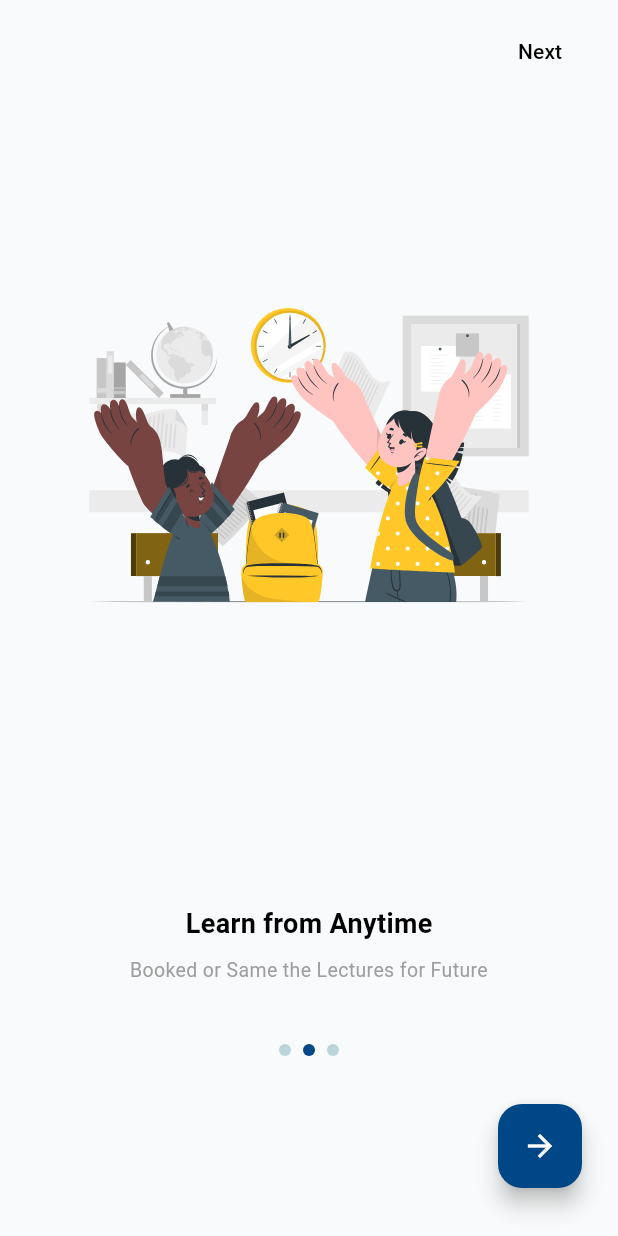
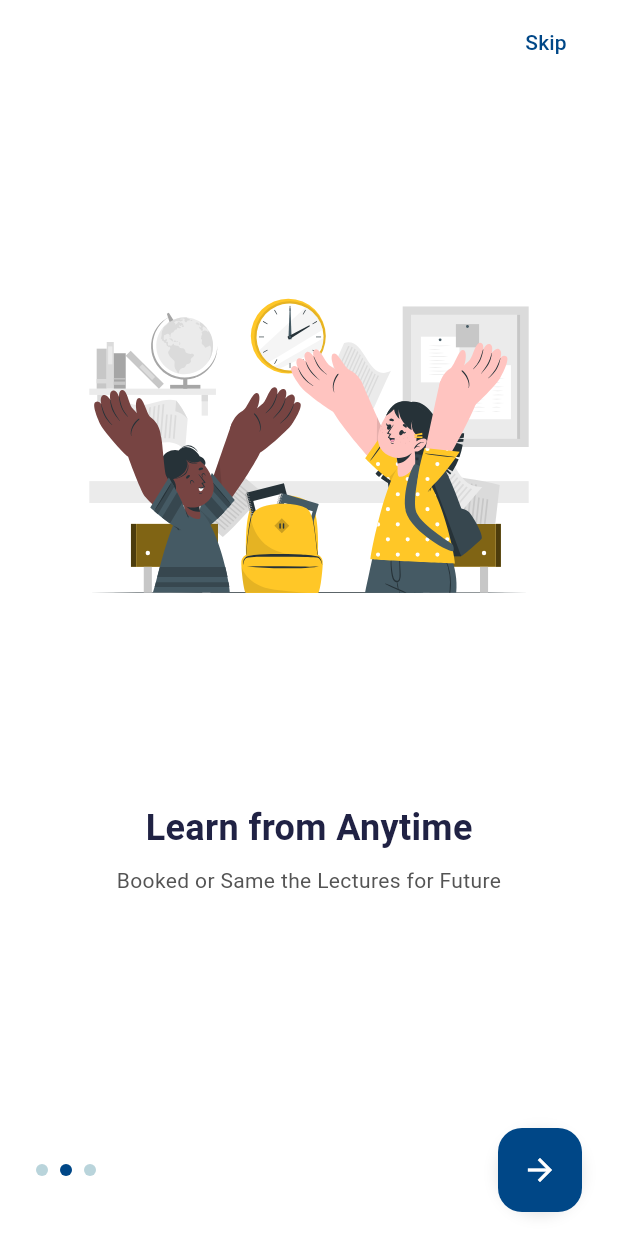
Before and after one commit to shahdTa3dev/E-learning, a Flutter app: the screen it shows after launch, swiped to page 2, on a phone screen of 412 x 824 dp. Run offline on Flutter 3.47's test engine with Material 3 defaults, Android fonts, the light colour scheme and no system bars; drawn by our look-alikes of smooth_page_indicator; our stand-ins replace flutter_svg.

Commit message:
Refactor onboarding components: consolidate intro item data, fix import paths, and remove deprecated files

```diff
--- /dev/null
+++ b/e_learning_app/lib/features/onboarding/smooth_page_indicator.dart
@@ -0,0 +1,204 @@
+// Clean onboarding screen matching the provided design
+
+import 'package:e_learning_app/features/auth/login_page.dart';
+import 'package:e_learning_app/core/constants/app_text_styles.dart';
+import 'package:e_learning_app/core/constants/spacing.dart';
+import 'package:e_learning_app/core/theme/app_colors.dart';
+import 'package:e_learning_app/features/onboarding/intro_item_data.dart';
+import 'package:flutter/material.dart';
+import 'package:flutter_svg/flutter_svg.dart';
+import 'package:smooth_page_indicator/smooth_page_indicator.dart';
+
+class IntroductionScreen extends StatefulWidget {
+  const IntroductionScreen({super.key});
+
+  @override
+  State<IntroductionScreen> createState() => _IntroductionScreenState();
+}
+
+class _IntroductionScreenState extends State<IntroductionScreen> {
+  final PageController _pageController = PageController();
+  int _currentIndex = 0;
+
+  final List<IntroItemData> _pages = const [
+    IntroItemData(
+      title: "Online Learning",
+      description: "We Provide Classes Online Classes and Pre Recorded Lectures.!",
+      imagePath: "assets/images/onlinelearning.svg",
+    ),
+    IntroItemData(
+      title: "Learn from Anytime",
+      description: "Booked or Same the Lectures for Future",
+      imagePath: "assets/images/anytime.svg",
+    ),
+    IntroItemData(
+      title: "Get Online Certificate",
+      description: "Analyse your scores and Track your results",
+      imagePath: "assets/images/certificate.svg",
+    ),
+  ];
+
+  void _onNext() {
+    if (_currentIndex < _pages.length - 1) {
+      _pageController.nextPage(
+        duration: const Duration(milliseconds: 500),
+        curve: Curves.easeInOut,
+      );
+    } else {
+      _onFinish();
+    }
+  }
+
+  void _onFinish() {
+    Navigator.pushReplacement(
+      context,
+      MaterialPageRoute(builder: (context) => const LoginPage()),
+    );
+  }
+
+  @override
+  void dispose() {
+    _pageController.dispose();
+    super.dispose();
+  }
+
+  @override
+  Widget build(BuildContext context) {
+    return Scaffold(
+      backgroundColor: AppColors.white,
+      appBar: _currentIndex != _pages.length - 1
+          ? AppBar(
+              elevation: 0,
+              backgroundColor: Colors.transparent,
+              actions: [
+                Padding(
+                  padding: const EdgeInsets.symmetric(horizontal: Spacing.medium),
+                  child: TextButton(
+                    onPressed: _onFinish,
+                    child: const Text(
+                      "Skip",
+                      style: TextStyle(
+                        color: AppColors.navyBlue,
+                        fontWeight: FontWeight.w500,
+                      ),
+                    ),
+                  ),
+                ),
+              ],
+            )
+          : null,
+      body: Column(
+        children: [
+          Expanded(
+            child: PageView.builder(
+              controller: _pageController,
+              physics: const NeverScrollableScrollPhysics(),
+              itemCount: _pages.length,
+              onPageChanged: (index) => setState(() => _currentIndex = index),
+              itemBuilder: (context, index) => _BuildPage(_pages[index]),
+            ),
+          ),
+        ],
+      ),
+      bottomNavigationBar: Padding(
+        padding: const EdgeInsets.symmetric(horizontal: Spacing.large, vertical: Spacing.medium),
+        child: Row(
+          children: [
+            SmoothPageIndicator(
+              controller: _pageController,
+              count: _pages.length,
+              effect: const WormEffect(
+                dotHeight: 8,
+                dotWidth: 8,
+                type: WormType.thin,
+                spacing: 8,
+                dotColor: AppColors.lightBlueGray,
+                activeDotColor: AppColors.navyBlue,
+              ),
+            ),
+            const Spacer(),
+            _currentIndex == _pages.length - 1
+                ? ElevatedButton(
+                    onPressed: _onFinish,
+                    style: ElevatedButton.styleFrom(
+                      backgroundColor: AppColors.navyBlue,
+                      minimumSize: const Size(150, 48),
+                      shape: RoundedRectangleBorder(
+                        borderRadius: BorderRadius.circular(32),
+                      ),
+                    ),
+                    child: Row(
+                      mainAxisSize: MainAxisSize.min,
+                      children: [
+                        const Text("Get Started", style: TextStyle(color: Colors.white)),
+                        const SizedBox(width: Spacing.small),
+                        Container(
+                          decoration: BoxDecoration(
+                            color: Colors.white,
+                            borderRadius: BorderRadius.circular(30),
+                          ),
+                          padding: const EdgeInsets.all(6),
+                          child: const Icon(Icons.arrow_forward, size: 18, color: AppColors.navyBlue),
+                        )
+                      ],
+                    ),
+                  )
+                : Container(
+                    decoration: const BoxDecoration(
+                      shape: BoxShape.circle,
+                      boxShadow: [
+                        BoxShadow(
+                          color: Colors.black12,
+                          blurRadius: 8,
+                          offset: Offset(0, 2),
+                        ),
+                      ],
+                    ),
+                    child: FloatingActionButton(
+                      onPressed: _onNext,
+                      backgroundColor: AppColors.navyBlue,
+                      elevation: 0,
+                      child: const Icon(Icons.arrow_forward, color: Colors.white),
+                    ),
+                  ),
+          ],
+        ),
+      ),
+    );
+  }
+}
+
+class _BuildPage extends StatelessWidget {
+  final IntroItemData data;
+  const _BuildPage(this.data);
+
+  @override
+  Widget build(BuildContext context) {
+    return Padding(
+      padding: const EdgeInsets.symmetric(horizontal: Spacing.large),
+      child: Column(
+        mainAxisAlignment: MainAxisAlignment.center,
+        children: [
+          const Spacer(),
+          SvgPicture.asset(
+            data.imagePath,
+            height: 200,
+            placeholderBuilder: (context) => const CircularProgressIndicator(),
+          ),
+          const Spacer(),
+          Text(
+            data.title,
+            style: AppTextStyles.title.copyWith(color: AppColors.onSurface),
+          ),
+          const SizedBox(height: Spacing.small),
+          Text(
+            data.description,
+            textAlign: TextAlign.center,
+            style: AppTextStyles.body.copyWith(color: AppColors.onSurfaceVariant),
+          ),
+          const Spacer(),
+        ],
+      ),
+    );
+  }
+}
--- a/e_learning_app/lib/features/onbording/smooth_page_indicator.dart
+++ /dev/null
@@ -1,191 +0,0 @@
-import 'package:e_learning_app/features/auth/login_page.dart';
-import 'intro_item_data.dart';
-import "../../core/theme/app_colors.dart";
-import 'package:flutter/material.dart';
-import 'package:flutter_svg/flutter_svg.dart';
-import 'package:smooth_page_indicator/smooth_page_indicator.dart';
-
-class IntroductionScreen extends StatefulWidget {
-  const IntroductionScreen({super.key});
-
-  @override
-  State<IntroductionScreen> createState() => _IntroductionScreenState();
-}
-
-class _IntroductionScreenState extends State<IntroductionScreen> {
-  final PageController _pageController = PageController();
-  int _currentIndex = 0;
-
-  final List<IntroItemData> _pages = const [
-    IntroItemData(
-      title: "Online Learning",
-      description: "We Provide Classes Online Classes and Pre Recorded Lectures.!",
-      imagePath: "assets/images/onlinelearning.svg",
-    ),
-    IntroItemData(
-      title: "Learn from Anytime",
-      description: "Booked or Same the Lectures for Future",
-      imagePath: "assets/images/anytime.svg",
-    ),
-    IntroItemData(
-      title: "Get Online Certificate",
-      description: "Analyse your scores and Track your results",
-      imagePath: "assets/images/certificate.svg",
-    ),
-  ];
-
-
-
-  void _onNext() {
-    if (_currentIndex < _pages.length - 1) {
-      _pageController.nextPage(
-        duration: const Duration(milliseconds: 500),
-        curve: Curves.easeInOut,
-      );
-
-    } else {
-      _onFinish();
-    }
-  }
-
-  void _onFinish() {
-    Navigator.pushReplacement(
-      context,
-      MaterialPageRoute(
-        builder: (context) => const LoginPage(),
-      ),
-    );
-  }
-
-  @override
-  void dispose() {
-    _pageController.dispose();
-    super.dispose();
-  }
-
-
-
-  @override
-  Widget build(BuildContext context) {
-    return Scaffold(
-      backgroundColor: const Color(0xFFF9FAFB),
-      body: SafeArea(
-        child: Stack(
-          children: [
-            Column(
-              children: [
-                Expanded(
-                  child: PageView.builder(
-                    controller: _pageController,
-                    itemCount: _pages.length,
-                    onPageChanged: (index) {
-                      setState(() {
-                        _currentIndex = index;
-                      });
-                    },
-                    itemBuilder: (context, index) => _BuildPage(_pages[index]),
-                  ),
-                ),
-                SmoothPageIndicator(
-                  controller: _pageController,
-                  count: _pages.length,
-                  effect: const WormEffect(
-                    dotHeight: 8,
-                    dotWidth: 8,
-                    dotColor: AppColors.lightBlueGray,
-                    activeDotColor: AppColors.navyBlue,
-                  ),
-                ),
-                const SizedBox(height: 32),
-                Padding(
-                  padding: const EdgeInsets.symmetric(horizontal: 24.0),
-                  child: _currentIndex == _pages.length - 1
-                      ? Semantics(
-                          label: 'getStartedButton',
-                          child: ElevatedButton.icon(
-                            onPressed: _onFinish,
-                            icon: const Icon(Icons.arrow_forward, color: Colors.white),
-                            label: const Text(
-                              "Get Started",
-                              style: TextStyle(color: Colors.white),
-                            ),
-                            style: ElevatedButton.styleFrom(
-                              backgroundColor: AppColors.navyBlue,
-                              minimumSize: const Size(double.infinity, 50),
-                              shape: RoundedRectangleBorder(
-                                borderRadius: BorderRadius.circular(50),
-                              ),
-                            ),
-                          ),
-                        )
-                      : Align(
-                          alignment: Alignment.centerRight,
-                          child: Semantics(
-                            label: 'nextButton',
-                            child: FloatingActionButton(
-                              onPressed: _onNext,
-                              backgroundColor: AppColors.navyBlue,
-                              child: const Icon(Icons.arrow_forward, color: Colors.white),
-                            ),
-                          ),
-                        ),
-                ),
-                const SizedBox(height: 32),
-              ],
-            ),
-            Positioned(
-              top: 10,
-              right: 20,
-              child: TextButton(
-                onPressed: _onNext,
-                child: Text(
-                  _currentIndex == _pages.length - 1 ? "Finish" : "Next",
-                  style: TextStyle(color: Colors.black),
-                ),
-               ),
-            ),
-          ],
-        ),
-      ),
-    );
-  }
-}
-
-class _BuildPage extends StatelessWidget {
-  const _BuildPage(this.data);
-  final IntroItemData data;
-
-  @override
-  Widget build(BuildContext context) {
-    return Column(
-      mainAxisAlignment: MainAxisAlignment.center,
-      children: [
-        const Spacer(),
-        SvgPicture.asset(
-          data.imagePath,
-          height: 200,
-          placeholderBuilder: (context) => const CircularProgressIndicator(),
-        ),
-        const Spacer(),
-        Text(
-          data.title,
-          style: const TextStyle(
-            fontSize: 18,
-            fontWeight: FontWeight.w700,
-            color: Colors.black,
-          ),
-        ),
-        const SizedBox(height: 8),
-        Padding(
-          padding: const EdgeInsets.symmetric(horizontal: 32),
-          child: Text(
-            data.description,
-            textAlign: TextAlign.center,
-            style: const TextStyle(fontSize: 13, color: Colors.grey),
-          ),
-        ),
-        const SizedBox(height: 40),
-      ],
-    );
-  }
-}
--- a/e_learning_app/lib/splash.dart
+++ b/e_learning_app/lib/splash.dart
@@ -2,7 +2,7 @@ import 'dart:async';
 import 'package:flutter/material.dart';
 import 'package:flutter_svg/flutter_svg.dart';
 import 'core/theme/app_colors.dart';
-import 'features/onbording/smooth_page_indicator.dart';
+import 'features/onboarding/smooth_page_indicator.dart';
 
 class SplashScreen extends StatefulWidget {
   const SplashScreen({super.key});
```
Also changed, not shown: e_learning_app/lib/features/onboarding/intro_compnent.dart (renamed from e_learning_app/lib/features/onbording/intro_compnent.dart), e_learning_app/lib/features/onboarding/intro_item_data.dart (renamed from e_learning_app/lib/features/onbording/intro_item_data.dart), 1 other file.
